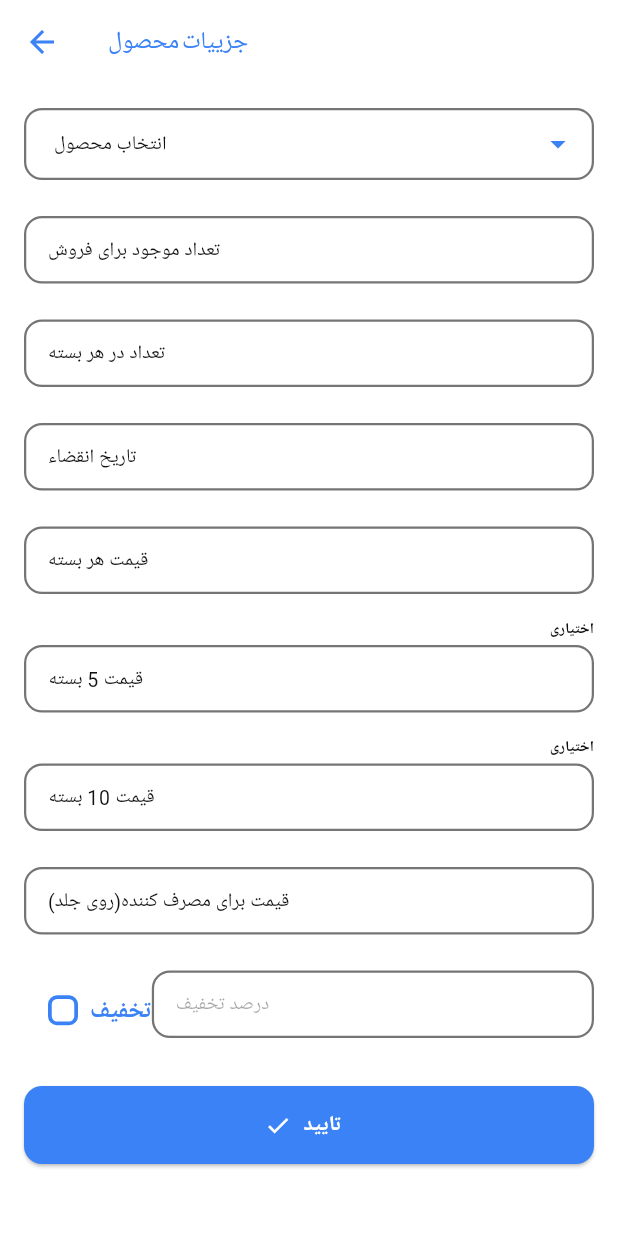
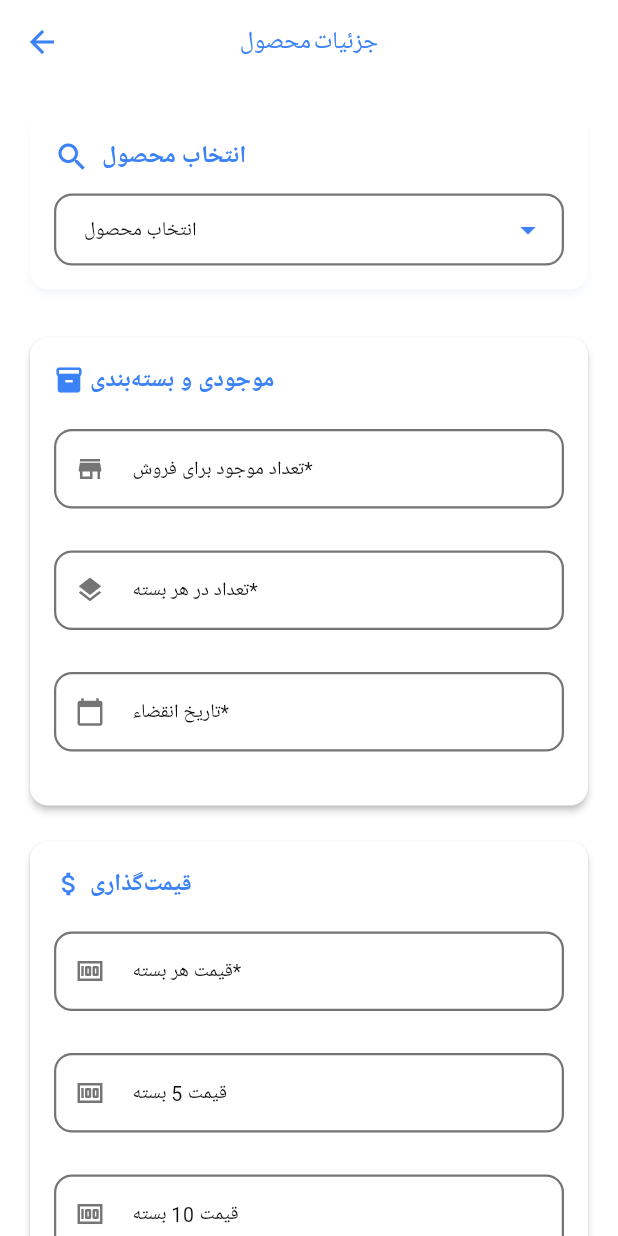
Before and after one commit to MrPouyaSaad/provider, a Flutter app: the AddProductDetails screen opened directly, on a phone screen of 412 x 824 dp. Run offline on Flutter 3.47's test engine with Material 3 defaults, Android fonts, the phone set to English and light mode, and no system bars; drawn by our look-alikes of dropdown_search; our stand-ins replace bloc, equatable, firebase_analytics, firebase_core, firebase_messaging, fl_chart and 8 more; missing offline and left inert: floating_snackbar, simple_ripple_animation; accounts and stored records are empty; Roboto replaces fonts that are missing (yekan-bakh).

Commit message:
add product screen redesign

```diff
--- a/lib/screens/products/add_product/add_product_details.dart
+++ b/lib/screens/products/add_product/add_product_details.dart
@@ -1,21 +1,20 @@
-// ignore_for_file: public_member_api_docs, sort_constructors_first
 import 'package:dropdown_search/dropdown_search.dart';
-import 'package:flutter/cupertino.dart';
 import 'package:flutter/material.dart';
 import 'package:get/get.dart';
-
 import 'package:vizi_dasht/common/const.dart';
 import 'package:vizi_dasht/widgets/button.dart';
 import 'package:vizi_dasht/widgets/text_field.dart';
 
 class AddProductDetails extends StatefulWidget {
+  final int id;
+  final bool isEdit;
+
   const AddProductDetails({
     Key? key,
     required this.id,
     this.isEdit = false,
   }) : super(key: key);
-  final int id;
-  final bool isEdit;
+
   @override
   State<AddProductDetails> createState() => _AddProductDetailsState();
 }
@@ -23,63 +22,100 @@ class AddProductDetails extends StatefulWidget {
 class _AddProductDetailsState extends State<AddProductDetails> {
   String? selectedProduct;
   bool isDiscount = false;
-  bool confirm = true;
-  TextEditingController dicountController = TextEditingController();
+  final _formKey = GlobalKey<FormState>();
+  final discountController = TextEditingController();
+
+  // Sample product data
   final List<Map<String, String>> products = [
     {
       'name': 'روغن کنجد بی بو 450 میلی‌لیتری احمد اردایران',
-      'image': 'assets/images/1526890419.jpg'
+      'image': 'assets/images/1526890419.jpg',
+      'code': 'PRD-001'
     },
     {
       'name': 'ماکارونی فرمی شوئینگر هورنلی 500 گرمی تک‌ماکارون',
-      'image': 'assets/images/6260100320116(1).jpg'
-    },
-    {
-      'name': 'روغن کنجد بی بو 450 میلی‌لیتری احمد اردایران',
-      'image': 'assets/images/1526890419.jpg'
-    },
-    {
-      'name': 'ماکارونی فرمی شوئینگر هورنلی 500 گرمی تک‌ماکارون',
-      'image': 'assets/images/6260100320116(1).jpg'
+      'image': 'assets/images/6260100320116(1).jpg',
+      'code': 'PRD-002'
     },
     {
       'name': 'پاستا نیمه آماده پنه ریگاته با سبزیجات 180 گرمی تک‌ماکارون',
-      'image': 'assets/images/1509547706.jpg'
-    },
-    {
-      'name': 'روغن کنجد بی بو 450 میلی‌لیتری احمد اردایران',
-      'image': 'assets/images/1526890419.jpg'
-    },
-    {
-      'name': 'ماکارونی فرمی شوئینگر هورنلی 500 گرمی تک‌ماکارون',
-      'image': 'assets/images/6260100320116(1).jpg'
+      'image': 'assets/images/1509547706.jpg',
+      'code': 'PRD-003'
     },
   ];
-  final _formKey = GlobalKey<FormState>();
 
   @override
   Widget build(BuildContext context) {
-    final themeData = Theme.of(context);
+    final theme = Theme.of(context);
+
     return Scaffold(
       appBar: AppBar(
-          title: Text(widget.isEdit ? 'ویرایش محصول' : 'جزییات محصول'),
+        title: Text(widget.isEdit ? 'ویرایش محصول' : 'جزئیات محصول'),
+        centerTitle: true,
         actions: widget.isEdit
             ? [
                 IconButton(
-                    onPressed: () {},
-                    icon: Icon(
-                      CupertinoIcons.delete,
-                      color: themeData.colorScheme.error,
-                    ),
+                  onPressed: () => _showDeleteDialog(),
+                  icon: Icon(Icons.delete_outline,
+                      color: theme.colorScheme.error),
+                  tooltip: 'حذف محصول',
                 )
               ]
-              : null),
+            : null,
+      ),
       body: SingleChildScrollView(
+        padding: const EdgeInsets.all(16),
         child: Column(
           crossAxisAlignment: CrossAxisAlignment.start,
           children: [
-            // Searchable Dropdown for select product
-            if (!widget.isEdit)
+            if (!widget.isEdit) _buildProductSelector(theme),
+            if (selectedProduct != null || widget.isEdit)
+              _buildSelectedProductCard(theme),
+            const SizedBox(height: 24),
+            Form(
+              key: _formKey,
+              child: Column(
+                children: [
+                  _buildInputSection(theme),
+                  const SizedBox(height: 16),
+                  _buildPricingSection(theme),
+                  const SizedBox(height: 24),
+                  _buildSubmitButton(theme),
+                ],
+              ),
+            ),
+          ],
+        ),
+      ),
+    );
+  }
+
+  Widget _buildProductSelector(ThemeData theme) {
+    return Card(
+      elevation: 2,
+      shape: RoundedRectangleBorder(
+        borderRadius: BorderRadius.circular(12),
+      ),
+      shadowColor: theme.colorScheme.primary.withOpacity(0.1),
+      child: Padding(
+        padding: const EdgeInsets.all(16),
+        child: Column(
+          crossAxisAlignment: CrossAxisAlignment.start,
+          children: [
+            Row(
+              children: [
+                Icon(Icons.search, color: theme.primaryColor),
+                const SizedBox(width: 8),
+                Text(
+                  'انتخاب محصول',
+                  style: theme.textTheme.titleMedium?.copyWith(
+                    fontWeight: FontWeight.bold,
+                    color: theme.primaryColor,
+                  ),
+                ),
+              ],
+            ),
+            const SizedBox(height: 12),
             DropdownSearch<String>(
               popupProps: PopupProps.menu(
                 showSearchBox: true, // فعال‌سازی جستجو
@@ -90,8 +126,8 @@ class _AddProductDetailsState extends State<AddProductDetails> {
                   ),
                 ),
                 itemBuilder: (context, item, isSelected) {
-                    final product = products
-                        .firstWhere((product) => product['name'] == item);
+                  final product =
+                      products.firstWhere((product) => product['name'] == item);
                   return ListTile(
                     leading: Image.asset(
                       product['image']!,
@@ -130,182 +166,68 @@ class _AddProductDetailsState extends State<AddProductDetails> {
               },
               selectedItem: selectedProduct,
             ),
-            // نمایش محصول انتخاب‌شده
-            if (selectedProduct != null) ...[
-              const SizedBox(height: 20),
-              Row(
-                crossAxisAlignment: CrossAxisAlignment.center,
+          ],
+        ),
+      ),
+    );
+  }
+
+  Widget _buildSelectedProductCard(ThemeData theme) {
+    final product = widget.isEdit
+        ? {
+            'name': 'محصول نمونه',
+            'image': 'assets/images/placeholder.jpg',
+            'code': 'PRD-${widget.id}'
+          }
+        : products.firstWhere((p) => p['name'] == selectedProduct);
+
+    return Card(
+      margin: const EdgeInsets.only(top: 16),
+      elevation: 2,
+      shape: RoundedRectangleBorder(
+        borderRadius: BorderRadius.circular(12),
+      ),
+      child: Padding(
+        padding: const EdgeInsets.all(12),
+        child: Row(
           children: [
-                  Image.asset(
-                    products.firstWhere((product) =>
-                        product['name'] == selectedProduct)['image']!,
-                    width: 100,
-                    height: 100,
+            Container(
+              decoration: BoxDecoration(
+                  borderRadius: BorderRadius.circular(10),
+                  border:
+                      Border.all(color: theme.dividerColor.withOpacity(0.3))),
+              child: ClipRRect(
+                borderRadius: BorderRadius.circular(8),
+                child: Image.asset(
+                  product['image']!,
+                  width: 80,
+                  height: 80,
                   fit: BoxFit.cover,
-                  ),
-                  const SizedBox(width: 10),
-                  Expanded(
-                    child: Text(
-                      selectedProduct!,
-                      style: const TextStyle(
-                        fontSize: 12, // تنظیم سایز متن
-                        fontWeight: FontWeight.bold,
                 ),
               ),
             ),
-                ],
+            const SizedBox(width: 12),
+            Expanded(
+              child: Column(
+                crossAxisAlignment: CrossAxisAlignment.start,
+                children: [
+                  Text(
+                    product['name']!,
+                    style: theme.textTheme.bodyLarge?.copyWith(
+                      fontWeight: FontWeight.bold,
                     ),
-            ],
-            Form(
-              key: _formKey,
-              child: Column(
+                    maxLines: 2,
+                    overflow: TextOverflow.ellipsis,
+                  ),
+                  const SizedBox(height: 6),
+                  Row(
                     children: [
-                  SizedBox(height: 16),
-                  MyTextField(
-                    labelText: 'تعداد موجود برای فروش',
-                    keyboardType: TextInputType.number,
-                    validator: (value) {
-                      if (value == null || value.isEmpty) {
-                        return 'لطفا تعداد موجود برای فروش را وارد کنید';
-                      }
-                      if (int.tryParse(value) == null) {
-                        return 'مقدار وارد شده باید یک عدد باشد';
-                      }
-                      return null;
-                    },
-                  ),
-                  MyTextField(
-                    labelText: 'تعداد در هر بسته',
-                    keyboardType: TextInputType.number,
-                    validator: (value) {
-                      if (value == null || value.isEmpty) {
-                        return 'لطفا تعداد در هر بسته را وارد کنید';
-                      }
-                      if (int.tryParse(value) == null) {
-                        return 'مقدار وارد شده باید یک عدد باشد';
-                      }
-                      return null;
-                    },
-                  ),
-                  MyTextField(
-                    labelText: 'تاریخ انقضاء',
-                    validator: (value) {
-                      if (value == null || value.isEmpty) {
-                        return 'لطفا تاریخ انقضاء را وارد کنید';
-                      }
-                      // می‌توانید اینجا یک اعتبارسنجی برای فرمت تاریخ اضافه کنید
-                      return null;
-                    },
-                  ),
-                  MyTextField(
-                    labelText: 'قیمت هر بسته',
-                    keyboardType: TextInputType.number,
-                    validator: (value) {
-                      if (value == null || value.isEmpty) {
-                        return 'لطفا قیمت هر بسته را وارد کنید';
-                      }
-                      if (double.tryParse(value) == null) {
-                        return 'مقدار وارد شده باید یک عدد باشد';
-                      }
-                      return null;
-                    },
-                  ),
-                  MyTextField(
-                    labelText: 'قیمت 5 بسته',
-                    keyboardType: TextInputType.number,
-                    caption: 'اختیاری',
-                  ),
-                  MyTextField(
-                    labelText: 'قیمت 10 بسته',
-                    keyboardType: TextInputType.number,
-                    caption: 'اختیاری',
-                  ),
-                  MyTextField(
-                    labelText: 'قیمت برای مصرف کننده(روی جلد)',
-                    keyboardType: TextInputType.number,
-                    validator: (value) {
-                      if (value == null || value.isEmpty) {
-                        return 'لطفا قیمت برای مصرف کننده را وارد کنید';
-                      }
-                      if (double.tryParse(value) == null) {
-                        return 'مقدار وارد شده باید یک عدد باشد';
-                      }
-                      return null;
-                    },
-                  ),
-                  Row(
-                    crossAxisAlignment: CrossAxisAlignment.center,
-                    children: [
-                      GestureDetector(
-                        onTap: () {
-                          if (isDiscount == true) {
-                            setState(() {
-                              isDiscount = false;
-                              dicountController.clear();
-                            });
-                          } else {
-                            setState(() {
-                              isDiscount = true;
-                            });
-                          }
-                        },
-                        child: Container(
-                          padding: EdgeInsets.symmetric(
-                              vertical: Constants.primaryPadding - 4),
-                          child: Row(
-                            children: [
-                              Container(
-                                width: 20,
-                                height: 20,
-                                decoration: BoxDecoration(
-                                  border: !isDiscount
-                                      ? Border.all(
-                                          color: themeData.colorScheme.primary,
-                                          width: 2.5)
-                                      : null,
-                                  borderRadius: BorderRadius.circular(
-                                      Constants.primaryRadiusValue / 2),
-                                  color: isDiscount
-                                      ? themeData.primaryColor
-                                      : themeData.colorScheme.surface,
-                                ),
-                                child: isDiscount
-                                    ? Icon(
-                                        Icons.check,
-                                        color: Colors.white,
-                                        size: 18,
-                                      )
-                                    : null,
-                              ),
-                              SizedBox(width: Constants.primaryPadding / 2),
+                      Icon(Icons.tag, size: 16, color: theme.hintColor),
+                      const SizedBox(width: 4),
                       Text(
-                                'تخفیف',
-                                style: TextStyle(
-                                    fontWeight: FontWeight.bold,
-                                    color: Theme.of(context).primaryColor,
-                                    fontSize: 16),
-                              ),
-                            ],
-                          ).marginOnly(left: Constants.primaryPadding),
-                        ),
-                      ),
-                      Expanded(
-                        child: MyTextField(
-                          labelText: 'درصد تخفیف',
-                          enabled: isDiscount,
-                          controller: dicountController,
-                          keyboardType: TextInputType.number,
-                          validator: (value) {
-                            if (isDiscount) {
-                              if (value == null || value.isEmpty) {
-                                return 'لطفا درصد تخفیف را وارد کنید';
-                              }
-                              if (double.tryParse(value) == null) {
-                                return 'مقدار وارد شده باید یک عدد باشد';
-                              }
-                            }
-                            return null;
-                          },
+                        'کد محصول: ${product['code']}',
+                        style: theme.textTheme.bodySmall?.copyWith(
+                          color: theme.hintColor,
                         ),
                       ),
                     ],
@@ -313,24 +235,219 @@ class _AddProductDetailsState extends State<AddProductDetails> {
                 ],
               ),
             ),
-            SizedBox(
-              width: MediaQuery.of(context).size.width -
-                  Constants.primaryPadding * 2,
+            Icon(Icons.check_circle, color: theme.primaryColor),
+          ],
+        ),
+      ),
+    );
+  }
+
+  Widget _buildInputSection(ThemeData theme) {
+    return Card(
+      elevation: 2,
+      shape: RoundedRectangleBorder(
+        borderRadius: BorderRadius.circular(12),
+      ),
+      child: Padding(
+        padding: const EdgeInsets.all(16),
+        child: Column(
+          children: [
+            _buildSectionHeader(
+                icon: Icons.inventory_2, title: 'موجودی و بسته‌بندی'),
+            const SizedBox(height: 12),
+            _buildFormField(
+              label: 'تعداد موجود برای فروش',
+              isRequired: true,
+              keyboardType: TextInputType.number,
+              icon: Icons.store,
+            ),
+            _buildFormField(
+              label: 'تعداد در هر بسته',
+              isRequired: true,
+              keyboardType: TextInputType.number,
+              icon: Icons.layers,
+            ),
+            _buildFormField(
+              label: 'تاریخ انقضاء',
+              isRequired: true,
+              hint: 'YYYY/MM/DD',
+              icon: Icons.calendar_today,
+            ),
+          ],
+        ),
+      ),
+    );
+  }
+
+  Widget _buildPricingSection(ThemeData theme) {
+    return Card(
+      elevation: 2,
+      shape: RoundedRectangleBorder(
+        borderRadius: BorderRadius.circular(12),
+      ),
+      child: Padding(
+        padding: const EdgeInsets.all(16),
+        child: Column(
+          children: [
+            _buildSectionHeader(icon: Icons.attach_money, title: 'قیمت‌گذاری'),
+            const SizedBox(height: 12),
+            _buildFormField(
+              label: 'قیمت هر بسته',
+              isRequired: true,
+              keyboardType: TextInputType.number,
+              prefix: 'تومان',
+              icon: Icons.money,
+            ),
+            _buildFormField(
+              label: 'قیمت 5 بسته',
+              isRequired: false,
+              keyboardType: TextInputType.number,
+              prefix: 'تومان',
+              icon: Icons.money,
+            ),
+            _buildFormField(
+              label: 'قیمت 10 بسته',
+              isRequired: false,
+              keyboardType: TextInputType.number,
+              prefix: 'تومان',
+              icon: Icons.money,
+            ),
+            _buildFormField(
+              label: 'قیمت مصرف کننده (روی جلد)',
+              isRequired: true,
+              keyboardType: TextInputType.number,
+              prefix: 'تومان',
+              icon: Icons.price_check,
+            ),
+            _buildFormField(
+              label: 'درصد تخفیف',
+              isRequired: false,
+              keyboardType: TextInputType.number,
+              prefix: '%',
+              hint: '0-99',
+              icon: Icons.discount,
+            ),
+          ],
+        ),
+      ),
+    );
+  }
+
+  Widget _buildSectionHeader({required IconData icon, required String title}) {
+    final theme = Theme.of(context);
+
+    return Row(
+      children: [
+        Icon(icon, color: theme.primaryColor, size: 20),
+        const SizedBox(width: 4),
+        Text(
+          title,
+          style: theme.textTheme.titleMedium?.copyWith(
+            fontWeight: FontWeight.bold,
+            color: theme.primaryColor,
+          ),
+        ),
+      ],
+    );
+  }
+
+  Widget _buildFormField({
+    required String label,
+    bool isRequired = true,
+    String? hint,
+    String? prefix,
+    IconData? icon,
+    TextInputType? keyboardType,
+  }) {
+    return Padding(
+      padding: const EdgeInsets.only(bottom: 12),
+      child: MyTextField(
+        keyboardType: keyboardType,
+        pbottom: 8,
+        contentPadding: const EdgeInsets.symmetric(
+          horizontal: 12,
+          vertical: 16,
+        ),
+        labelText: '$label${isRequired ? '*' : ''}',
+        hintText: hint,
+        prefixIcon: icon != null ? Icon(icon, size: 20) : null,
+        // prefixText: prefix,
+        validator: isRequired
+            ? (value) => value?.isEmpty ?? true ? 'این فیلد الزامی است' : null
+            : null,
+      ),
+    );
+  }
+
+  Widget _buildSubmitButton(ThemeData theme) {
+    return SizedBox(
+      width: double.infinity,
       height: Constants.primaryButtonHeight,
       child: MyElevatedButton(
-                title: 'تایید',
-                onTap: !confirm
-                    ? null
-                    : () {
-                        if (_formKey.currentState!.validate()) {
-                          Navigator.popUntil(context, (route) => route.isFirst);
+        onTap: () {
+          if (_formKey.currentState?.validate() ?? false) {
+            _submitForm();
           }
         },
-                icon: const Icon(Icons.check),
+        icon: Icon(
+          widget.isEdit ? Icons.save : Icons.check_circle,
+          size: 24,
         ),
-            ).marginSymmetric(vertical: Constants.primaryPadding),
+        title: widget.isEdit ? 'ذخیره تغییرات' : 'اضافه کردن محصول',
+      ),
+    );
+  }
+
+  void _submitForm() {
+    // Handle form submission
+    Get.back();
+    Get.snackbar(
+      'موفقیت آمیز',
+      widget.isEdit ? 'محصول با موفقیت ویرایش شد' : 'محصول با موفقیت اضافه شد',
+      snackPosition: SnackPosition.BOTTOM,
+      backgroundColor: Colors.green,
+      colorText: Colors.white,
+      icon: const Icon(Icons.check_circle, color: Colors.white),
+    );
+  }
+
+  void _showDeleteDialog() {
+    Get.dialog(
+      AlertDialog(
+        title: Row(
+          children: [
+            Icon(Icons.warning, color: Colors.orange),
+            const SizedBox(width: 8),
+            const Text('حذف محصول'),
           ],
-        ).marginAll(Constants.primaryPadding),
+        ),
+        content: const Text(
+            'آیا از حذف این محصول اطمینان دارید؟ این عمل غیرقابل بازگشت است.'),
+        actions: [
+          TextButton(
+            onPressed: () => Get.back(),
+            child: const Text('انصراف'),
+          ),
+          ElevatedButton(
+            style: ElevatedButton.styleFrom(
+              backgroundColor: Colors.red.shade50,
+              foregroundColor: Colors.red,
+            ),
+            onPressed: () {
+              Get.back();
+              Get.back();
+              Get.snackbar(
+                'حذف شد',
+                'محصول با موفقیت حذف شد',
+                snackPosition: SnackPosition.BOTTOM,
+                backgroundColor: Colors.red,
+                colorText: Colors.white,
+                icon: const Icon(Icons.delete, color: Colors.white),
+              );
+            },
+            child: const Text('حذف محصول'),
+          ),
+        ],
       ),
     );
   }
```
Also changed, not shown: 34 other files. Lines whose indentation alone changed are shown as unchanged.
